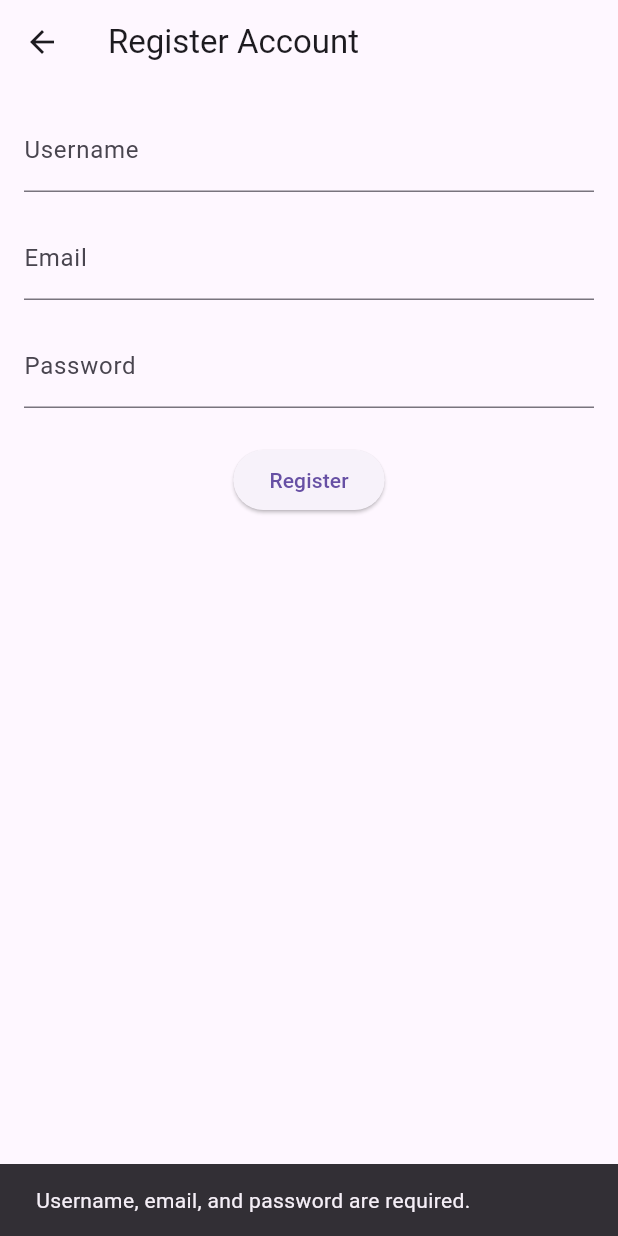
After one commit to AfroDemo/my_paint, a Flutter app: the RegistrationScreen screen opened directly, after a tap on "Register", on a phone screen of 412 x 824 dp. The commit adds this screen. Run offline on Flutter 3.47's test engine with Material 3 defaults, Android fonts, the phone set to English and light mode, and no system bars; our stand-ins replace sqflite_common, sqflite_common_ffi; accounts and stored records are empty.

Commit message:
Implements user registration and desktop DB setup
Adds user registration functionality via an API service and configures the database for desktop platforms.

The changes include:
- Initializes sqflite_common_ffi only on desktop platforms (Windows, Linux, macOS).
- Introduces an ApiService for handling user registration requests to a backend server.
- Creates a new `users` table in the local database to store user information.
- Adds methods to insert and update user data in the local database.

```diff
--- /dev/null
+++ b/lib/models/user.dart
@@ -0,0 +1,32 @@
+import 'package:uuid/uuid.dart';
+
+class User {
+  String? localId;
+  int? remoteId;
+  String userName;
+  String email;
+  String password;
+  String syncStatus;
+
+  User({
+    this.localId,
+    this.remoteId,
+    required this.userName,
+    required this.email,
+    required this.password,
+    required this.syncStatus,
+  }) {
+    localId ??= const Uuid().v4();
+  }
+
+  Map<String, dynamic> toMap() {
+    return {
+      'localId': localId,
+      'remoteId': remoteId,
+      'userName': userName,
+      'email': email,
+      'password': password,
+      'syncStatus': syncStatus,
+    };
+  }
+}
--- /dev/null
+++ b/lib/screens/auth/registration_screen.dart
@@ -0,0 +1,88 @@
+import 'package:flutter/material.dart';
+import 'package:my_paint/services/api_service.dart';
+
+class RegistrationScreen extends StatefulWidget {
+  const RegistrationScreen({super.key});
+
+  @override
+  State<RegistrationScreen> createState() => _RegistrationScreenState();
+}
+
+class _RegistrationScreenState extends State<RegistrationScreen> {
+  final _usernameController = TextEditingController();
+  final _emailController = TextEditingController();
+  final _passwordController = TextEditingController();
+  final ApiService _apiService = ApiService();
+  void _registration() async {
+    final username = _usernameController.text;
+    final email = _emailController.text;
+    final password = _passwordController.text;
+
+    if (username.isEmpty || email.isEmpty || password.isEmpty) {
+      ScaffoldMessenger.of(context).showSnackBar(
+        const SnackBar(
+          content: Text("Username, email, and password are required."),
+        ),
+      );
+      return;
+    }
+
+    try {
+      // Pass all three values to the service
+      final response = await _apiService.registerUser(
+        username,
+        email,
+        password,
+      );
+
+      if (response.statusCode == 201) {
+        ScaffoldMessenger.of(context).showSnackBar(
+          const SnackBar(content: Text('Registration successful!')),
+        );
+        Navigator.pop(context);
+      } else {
+        ScaffoldMessenger.of(context).showSnackBar(
+          SnackBar(content: Text('Registration failed: ${response.body}')),
+        );
+      }
+    } catch (e) {
+      ScaffoldMessenger.of(
+        context,
+      ).showSnackBar(SnackBar(content: Text('Error: $e')));
+    }
+  }
+
+  @override
+  Widget build(BuildContext context) {
+    return Scaffold(
+      appBar: AppBar(title: const Text('Register Account')),
+      body: Padding(
+        padding: const EdgeInsets.all(16.0),
+        child: Column(
+          children: [
+            TextField(
+              controller: _usernameController,
+              decoration: const InputDecoration(labelText: 'Username'),
+            ),
+            const SizedBox(height: 16),
+            TextField(
+              controller: _emailController,
+              decoration: const InputDecoration(labelText: 'Email'),
+            ),
+            const SizedBox(height: 16),
+            TextField(
+              controller: _passwordController,
+              decoration: const InputDecoration(labelText: 'Password'),
+              obscureText: true,
+            ),
+            const SizedBox(height: 24),
+            ElevatedButton(
+              onPressed: _registration,
+              child: const Text('Register'),
+            ),
+          ],
+        ),
+      ),
+    );
+  }
+}
--- a/lib/services/api_service.dart
+++ b/lib/services/api_service.dart
@@ -0,0 +1,27 @@
+// lib/services/api_service.dart
+import 'dart:convert';
+import 'package:http/http.dart' as http;
+
+class ApiService {
+  static const String _baseUrl = 'http://10.0.2.2:8080';
+
+  // Method to register a new user
+  // Now takes username, email, and password
+  Future<http.Response> registerUser(
+    String username,
+    String email,
+    String password,
+  ) {
+    return http.post(
+      Uri.parse('$_baseUrl/register'),
+      headers: <String, String>{
+        'Content-Type': 'application/json; charset=UTF-8',
+      },
+      body: jsonEncode(<String, String>{
+        'username': username, // Added username to the JSON body
+        'email': email,
+        'password': password,
+      }),
+    );
+  }
+}
```
Also changed, not shown: lib/main.dart (+7 -3 lines), lib/services/database_helper.dart (+37 -4 lines), pubspec.yaml (+4 -70 lines), pubspec.lock.
